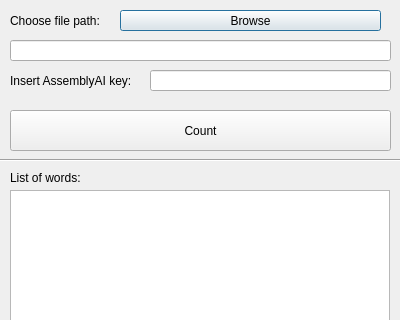
Old version of the form views/file_window.ui in the repository Antek-N/SpeechScan; both pictures show x 0 to 400 and y 0 to 320 of the 400 by 500 pixel window.
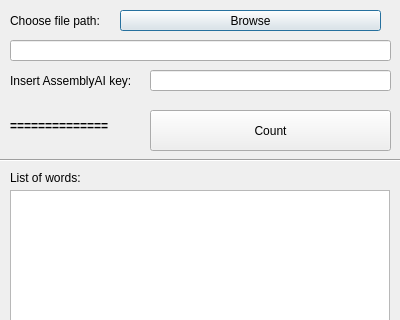
New version of the form.

Commit message: Add word counting for local MP3 files

What changed in the file:
```diff
--- a/views/file_window.ui
+++ b/views/file_window.ui
@@ -90,9 +90,9 @@
   <widget class="QPushButton" name="count_button">
    <property name="geometry">
     <rect>
-     <x>10</x>
+     <x>150</x>
      <y>110</y>
-     <width>381</width>
+     <width>241</width>
      <height>41</height>
     </rect>
    </property>
@@ -184,6 +184,31 @@
     </rect>
    </property>
   </widget>
+  <widget class="QLabel" name="error_widget">
+   <property name="geometry">
+    <rect>
+     <x>10</x>
+     <y>100</y>
+     <width>131</width>
+     <height>51</height>
+    </rect>
+   </property>
+   <property name="font">
+    <font>
+     <weight>75</weight>
+     <bold>true</bold>
+    </font>
+   </property>
+   <property name="text">
+    <string>==============</string>
+   </property>
+   <property name="alignment">
+    <set>Qt::AlignLeading|Qt::AlignLeft|Qt::AlignVCenter</set>
+   </property>
+   <property name="wordWrap">
+    <bool>true</bool>
+   </property>
+  </widget>
  </widget>
  <resources/>
  <connections/>
```
The commit also changes 1 other file.
